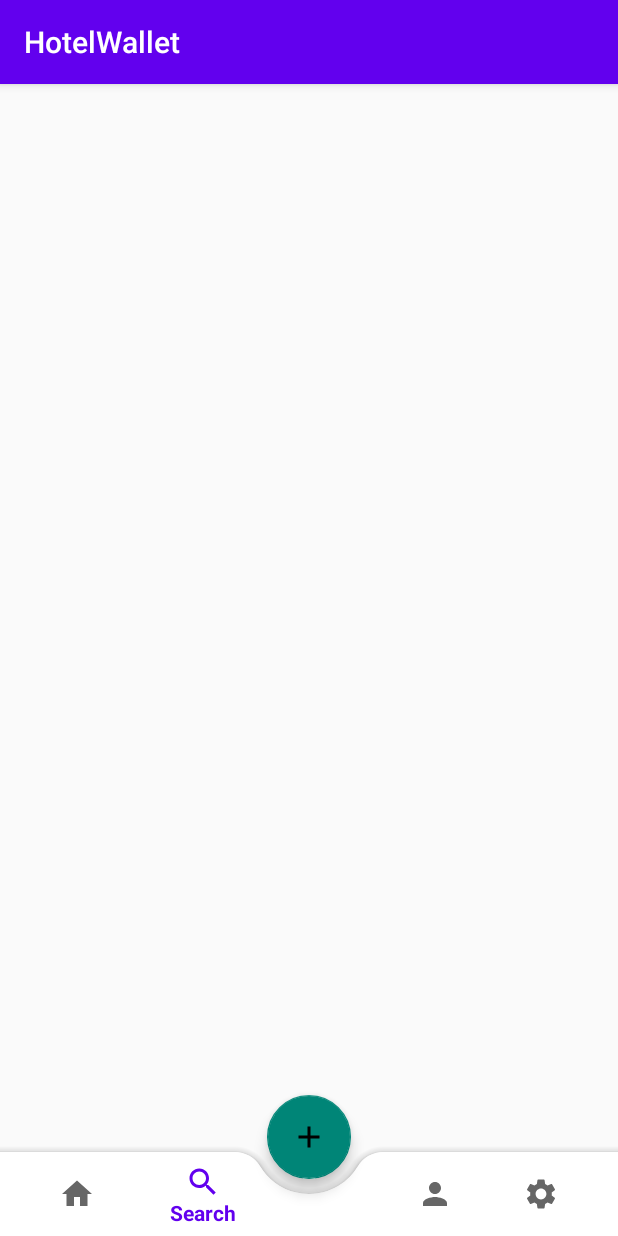
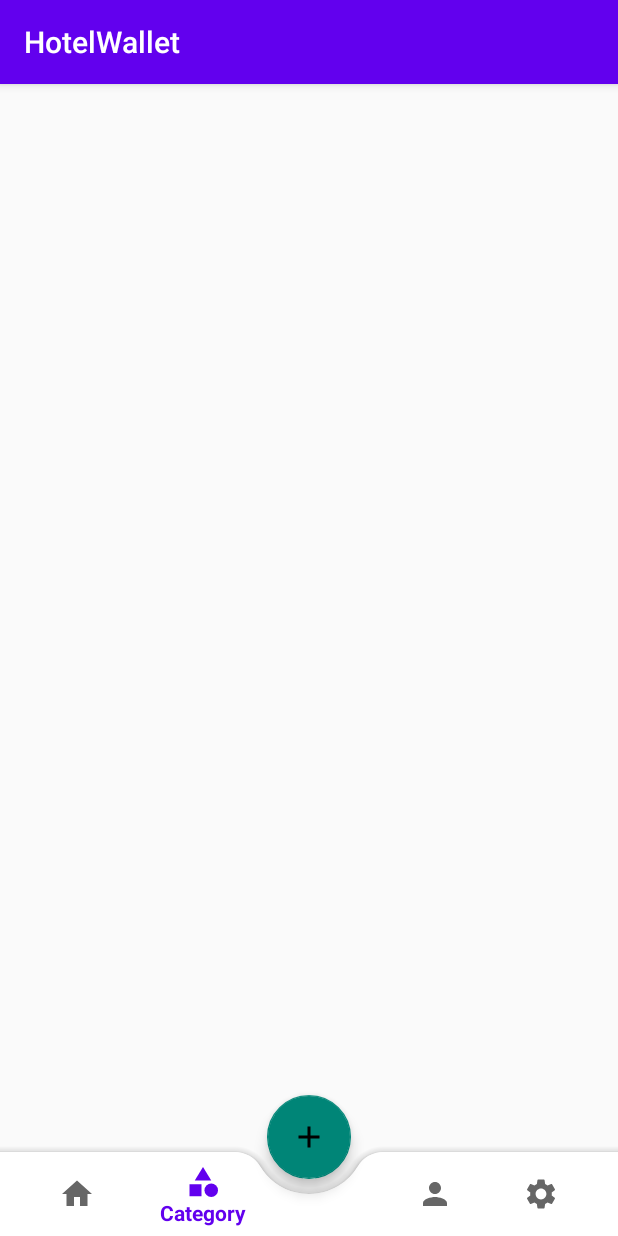
Before and after one commit to oussamaessid/hotel, an Android app: the HomeFragment screen opened through its navigation route, item 2 of the bottom bar chosen, on a phone screen of 412 x 824 dp. Run offline under Robolectric (Android 15) with nearby library versions, the phone set to English and light mode, and no system bars; our stand-ins replace Dagger/Hilt's generated code.

Commit message:
welcome
Signed-off-by: Pc <oussamaeessid@gmail.com>

```diff
--- a/app/src/main/res/drawable/ic_category.xml
+++ b/app/src/main/res/drawable/ic_category.xml
@@ -3,7 +3,7 @@
     android:height="24dp"
     android:viewportWidth="24"
     android:viewportHeight="24"
-    android:tint="@color/black">
+    android:tint="@color/colorWhite">
   <path
       android:fillColor="@android:color/white"
       android:pathData="M12,2l-5.5,9h11z"/>
--- a/app/src/main/res/layout/activity_splash.xml
+++ b/app/src/main/res/layout/activity_splash.xml
@@ -31,7 +31,7 @@
             android:layout_width="wrap_content"
             android:layout_height="wrap_content"
             android:fontFamily="@font/pacifico"
-            android:text="HotelWallet"
+            android:text="@string/txt_splash"
             android:textColor="@color/colorWhite"
             android:textSize="40sp"
             android:layout_centerHorizontal="true"
--- a/app/src/main/res/layout/fragment_home.xml
+++ b/app/src/main/res/layout/fragment_home.xml
@@ -34,6 +34,7 @@
         android:layout_width="wrap_content"
         android:layout_height="wrap_content"
         android:src="@drawable/baseline_add_24"
-        app:layout_anchor="@id/bottomAppBar" />
+        app:layout_anchor="@id/bottomAppBar"
+        android:contentDescription="TODO" />
 
 </androidx.coordinatorlayout.widget.CoordinatorLayout>
--- a/app/src/main/res/layout/fragment_scanner.xml
+++ b/app/src/main/res/layout/fragment_scanner.xml
@@ -10,7 +10,7 @@
         android:id="@+id/btn_scan"
         android:layout_width="wrap_content"
         android:layout_height="wrap_content"
-        android:text="Scan"
+        android:text="@string/txt_scanner"
         android:textSize="16sp"
         app:layout_constraintStart_toStartOf="parent"
         app:layout_constraintEnd_toEndOf="parent"
--- a/app/src/main/res/menu/bottom_navigation.xml
+++ b/app/src/main/res/menu/bottom_navigation.xml
@@ -8,9 +8,9 @@
         android:icon="@drawable/ic_home" />
 
     <item
-        android:id="@+id/miSearch"
-        android:title="@string/txt_search"
-        android:icon="@drawable/ic_search" />
+        android:id="@+id/miCategory"
+        android:title="@string/txt_category"
+        android:icon="@drawable/ic_category" />
 
     <item android:id="@+id/placeholder"
         android:title="" />
--- a/app/src/main/res/navigation/main_nav_graph.xml
+++ b/app/src/main/res/navigation/main_nav_graph.xml
@@ -5,17 +5,6 @@
     android:id="@+id/main_nav_graph"
     app:startDestination="@id/welcomeFragment">
 
-    <fragment
-        android:id="@+id/viewPagerFragment"
-        android:name="com.example.hotelwallet.presentation.welcome.ViewPagerFragment"
-        android:label="fragment_view_pager"
-        tools:layout="@layout/fragment_view_pager" >
-        <action
-            android:id="@+id/action_viewPagerFragment_to_scannerFragment"
-            app:destination="@id/scannerFragment"
-            app:popUpTo="@id/viewPagerFragment"
-            app:popUpToInclusive="true"/>
-    </fragment>
     <fragment
         android:id="@+id/homeFragment"
         android:name="com.example.hotelwallet.presentation.home.HomeFragment"
@@ -27,15 +16,13 @@
         android:label="fragment_welcome"
         tools:layout="@layout/fragment_welcome" >
         <action
-            android:id="@+id/action_welcomeFragment_to_viewPagerFragment"
-            app:destination="@id/viewPagerFragment"
-            app:popUpTo="@id/welcomeFragment"
-            app:popUpToInclusive="true" />
-        <action
             android:id="@+id/action_welcomeFragment_to_scannerFragment"
             app:destination="@id/scannerFragment"
             app:popUpTo="@id/welcomeFragment"
             app:popUpToInclusive="true"/>
+        <action
+            android:id="@+id/action_welcomeFragment_to_homeFragment"
+            app:destination="@id/homeFragment" />
     </fragment>
     <fragment
         android:id="@+id/scannerFragment"
--- a/app/src/main/res/values/strings.xml
+++ b/app/src/main/res/values/strings.xml
@@ -3,8 +3,12 @@
     <!-- TODO: Remove or change this placeholder text -->
     <string name="hello_blank_fragment">Hello blank fragment</string>
 
+    <string name="txt_scanner">Scan</string>
+    <string name="txt_splash">HotelWallet</string>
     <string name="txt_home">Home</string>
-    <string name="txt_search">Search</string>
+    <string name="txt_english">English</string>
+    <string name="txt_arabe">Arabe</string>
+    <string name="txt_category">Category</string>
     <string name="txt_profile">Profile</string>
     <string name="txt_settings">Settings</string>
     <string name="txt_skip">Skip</string>
```
Also changed, not shown: app/src/main/java/com/example/hotelwallet/presentation/welcome/WelcomeFragment.kt (+24 -30 lines), app/src/main/res/layout/fragment_first_screen.xml (deleted, +0 -50 lines), app/src/main/res/layout/fragment_view_pager.xml (deleted, +0 -75 lines), app/src/main/res/layout/fragment_welcome.xml (+13 -10 lines).
